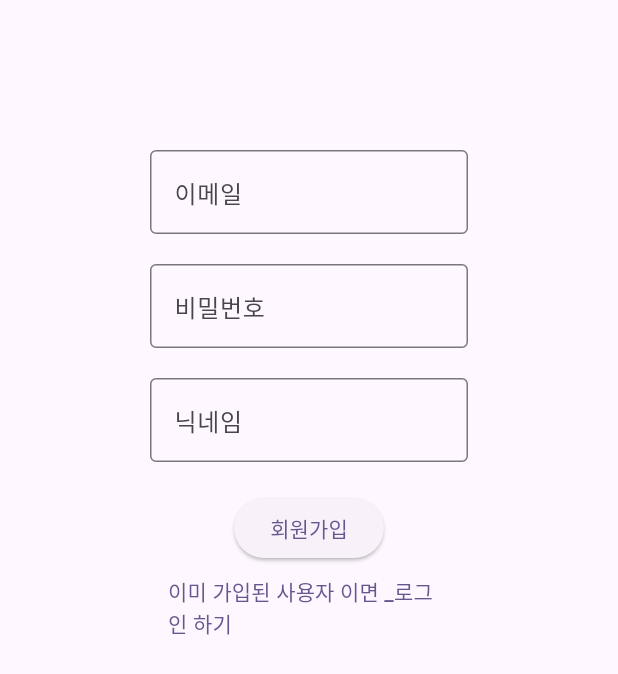
After one commit to 2mxnxu/tj2024b_app, a Flutter app: the Signup screen opened directly, on a phone screen of 412 x 824 dp. The commit adds this screen. Shown: the top 674 px of the screen. Run offline on Flutter 3.47's test engine with Material 3 defaults, Android fonts, the phone set to English and light mode, and no system bars; our stand-ins replace dio; network calls fail.

Commit message:
플러터 실습

```diff
--- /dev/null
+++ b/lib/app/layout/mainapp.dart
@@ -0,0 +1,73 @@
+// * mainapp.dart : 레이아웃 구성 하는 파일
+import 'package:flutter/material.dart';
+import 'package:tj2024b_app/app/member/login.dart';
+import 'package:tj2024b_app/app/member/signup.dart';
+class MainApp extends StatefulWidget{
+  @override
+  State<StatefulWidget> createState() { return _MainAppState(); }
+}
+class _MainAppState extends State<MainApp>{
+
+  // 1. 페이지 위젯 리스트 : 여러개 위젯들을 갖는 리스트
+  // Widget : 여러 위젯들을 상속하는 상위 위젯(클래스)
+  List<Widget> pages = [
+    Text("홈 페이지"),
+    Text("게시물1 페이지"),
+    Login(), // Text("게시물2 페이지"),
+    Signup() //Text("내정보 페이지"),
+  ];
+  // 2. 페이지 상단 제목 리스트
+  List<String> pageTitle = [
+    '홈' ,
+    '게시물1' ,
+    '게시물2' ,
+    '내정보(회원가입)'
+  ];
+  // 3. 현재 클릭된 페이지 번호 : 상태 변수
+  // 0 = 홈 , 1 : 게시물 , 2:내정보
+  int selectedIndex = 0;
+
+  @override
+  Widget build(BuildContext context) {
+    return Scaffold( // 레이아웃 위젯
+
+        appBar: AppBar( // 상단 메뉴
+          title: Row( // 가로배치
+              children: [ // 가로배치할 하위 위젯
+                // 로컬이미지(플러터) vs 네트워크이미지(Spring서버)
+                // 프로젝트폴더 > assets(폴더생성) > images(폴더생성) > logo.jpg
+                // 프로젝트폴더 > pubspec.yaml > 'flutter:' 작성된 곳에서 아래와 같이 코드 추가한다 -> 상단 [pub get]새로고침
+                // flutter:
+                //   assets :
+                //     - assets/images/
+                Image(
+                  image: AssetImage('assets/images/logo.jpg'), // 로컬이미지 : Image(image: AssetImage('로컬이미지경로'))
+                  height: 50, // 이미지 세로 크기
+                  width: 50, // 이미지 가로 크기
+                ),
+                SizedBox( width: 20,), // 여백
+                Text( pageTitle[ selectedIndex ] ), // 현재 선택된 위젯의 제목 반환
+              ]
+          ) ,
+          backgroundColor: Colors.white, // 배경색
+        ), // 헤더 end
+
+        body: pages[ selectedIndex ], // *본문 : 현재 선택된 위젯 반환* // 본문 end
+
+        bottomNavigationBar: BottomNavigationBar(
+          // onTap : BottomNavigationBar 에서 해당 하는 버튼 클릭 했을때 발생하는 이벤트속성
+          // items 에서 선택된 index 인덱스 번호 반환된다.
+          onTap : (index) => setState( () { selectedIndex = index; } ),
+          currentIndex: selectedIndex, // 현재 선택된 버튼 번호
+          type: BottomNavigationBarType.fixed, // 4개이상일때 아이콘을 고정 크기 설정 , 아이콘이 많아지면 자동으로 확대/축소
+          items: [ // 여러개 버튼 위젯들
+            BottomNavigationBarItem(icon: Icon(Icons.home) , label : '홈'), // 아이콘 위젯
+            BottomNavigationBarItem(icon: Icon(Icons.forum) , label: '게시물1' ),
+            BottomNavigationBarItem(icon: Icon(Icons.forum) , label: "게시물2"),
+            BottomNavigationBarItem(icon: Icon(Icons.person) , label: "내정보(회원가입)"),
+          ],
+        ) // 바텀 end
+
+    ); // Scaffold end
+  } // build end
+} // class end
--- /dev/null
+++ b/lib/app/layout/myapp.dart
@@ -0,0 +1,18 @@
+// * myapp.dart : 앱 전체 구성 파일
+import 'package:flutter/material.dart';
+import 'package:tj2024b_app/app/layout/mainapp.dart';
+class MyApp extends StatelessWidget{ // 상태 없는 위젯
+  @override
+  Widget build(BuildContext context) {
+    return MaterialApp(
+      // 위젯명( key : value , key : value , key : value );
+      // key : 위젯 마다의 정해진 key 사용한다.
+      // value : key 적합한 다양한 하위 위젯들이 들어간다.
+      title: "더조은앱", // 앱 탭 이름
+      theme: ThemeData(  // 앱 테마
+          scaffoldBackgroundColor: Colors.white // Scafforld 위젯의 색상 구성
+      ), //
+      home: MainApp(), // 앱 본문
+    ); // MaterialApp end
+  } // build end
+} // class end
--- /dev/null
+++ b/lib/app/member/login.dart
@@ -0,0 +1,55 @@
+import 'package:dio/dio.dart';
+import 'package:flutter/material.dart';
+
+class Login extends StatefulWidget{
+  @override
+  State<StatefulWidget> createState() {
+    return _LoginState();
+  }
+}
+class _LoginState extends State<Login>{
+  // 1. 입력상자 컨트롤러
+  TextEditingController emailControl = TextEditingController();
+  TextEditingController pwdControl = TextEditingController();
+  // 2. 자바와 통신
+  void onLogin( ) async {
+    try {
+      Dio dio = Dio();
+      final sendData = { "memail": emailControl.text, "mpwd": pwdControl.text};
+      final response = await dio.post( "http://localhost:8080/member/login", data: sendData);
+      final data = response.data;
+      if (data != '') {
+        print( data ); // 로그인 성공시 토큰 확인
+        print("로그인 성공 ");
+      } else {
+        print("로그인 실패 ");
+      }
+    }catch(e){ print(e); }
+  } // c end
+
+  @override
+  Widget build(BuildContext context) {
+    return Scaffold( // 레이아웃 위젯
+      body: Container( // 여백 제공하는 박스 위젯
+        padding: EdgeInsets.all( 30 ) , // 박스 안쪽 여백
+        margin: EdgeInsets.all( 30 ) , // 박스 바깥 여백
+        child: Column( // 하위 요소 세로 위젯
+          mainAxisAlignment: MainAxisAlignment.center, // 현재 축(Column) 기준으로 정렬
+          children: [ // 하위 요소들 위젯
+            TextField(  controller: emailControl,
+              decoration: InputDecoration( labelText: "이메일" , border: OutlineInputBorder() ),
+            ),
+            SizedBox( height: 20 , ),
+            TextField(  controller: pwdControl, obscureText: true, // 입력값 감추기
+              decoration: InputDecoration( labelText: "비밀번호" , border: OutlineInputBorder()),
+            ),
+            SizedBox( height: 20 , ),
+            ElevatedButton( onPressed: onLogin , child: Text("로그인") ),
+            SizedBox( height: 20 ,),
+            TextButton(onPressed: ()=>{}, child: Text("처음 방문이면 _회원가입") )
+          ],
+        ),// c end
+      ), // c end
+    ); // S end
+  }
+}
--- /dev/null
+++ b/lib/app/member/signup.dart
@@ -0,0 +1,44 @@
+// signup.dart : 회원가입 페이지
+import 'package:flutter/material.dart';
+class Signup extends StatefulWidget{
+  @override
+  State<StatefulWidget> createState() {
+    return _SignupState();
+  }
+}
+class _SignupState extends State<Signup>{
+  @override
+  Widget build(BuildContext context) {
+    return Scaffold(
+        body: Container( // Container( padding :  , margin : ); 안쪽/바깥 여백 위젯
+          padding : EdgeInsets.all( 50 ), // EdgeInsets.all() : 상하좌우 모두 적용되는 안쪽 여백
+          margin : EdgeInsets.all( 50 ) , // EdgeInsets.all() : 상하좌우 모두 적용되는 바깥 여백
+          child: Column( // 세로배치 위젯
+            children: [ // 하위 위젯
+              TextField(
+                decoration: InputDecoration( labelText: "이메일", border: OutlineInputBorder() ),
+              ), // 입력 위젯 , 이메일(id)
+
+              SizedBox( height: 20, ),
+
+              TextField(
+                obscureText: true, // 입력한 텍스트 가리기
+                decoration: InputDecoration( labelText: "비밀번호" , border: OutlineInputBorder() ),
+              ), // 입력 위젯 , 패드워드
+
+              SizedBox( height: 20, ),
+
+              TextField(
+                decoration: InputDecoration( labelText: "닉네임" , border: OutlineInputBorder() ),
+              ), // 입력 위젯 , 닉네임
+
+              SizedBox( height: 20, ),
+
+              ElevatedButton(onPressed: ()=>{} , child: Text("회원가입") ),
+              TextButton(onPressed: ()=>{}, child: Text("이미 가입된 사용자 이면 _로그인 하기") )
+            ],
+          ) ,
+        )
+    ) ;
+  } // build end
+} // class end
--- a/lib/example/book/detail.dart
+++ b/lib/example/book/detail.dart
@@ -139,7 +139,6 @@ class _DetailState extends State<Detail> {
     return password;
   }
 
-  // 에러 다이얼로그
   void _showErrorDialog(String message) {
     showDialog(
       context: context,
```
Also changed, not shown: lib/app/main.dart (added, +7 -0 lines), assets/images/logo.jpg (added).
